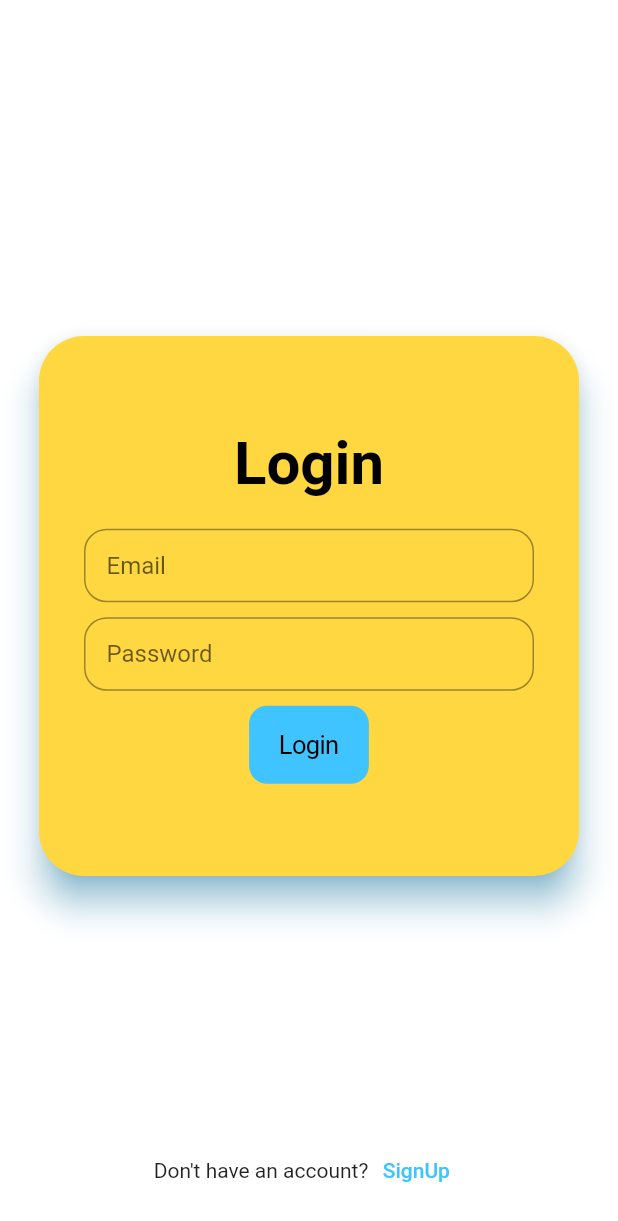
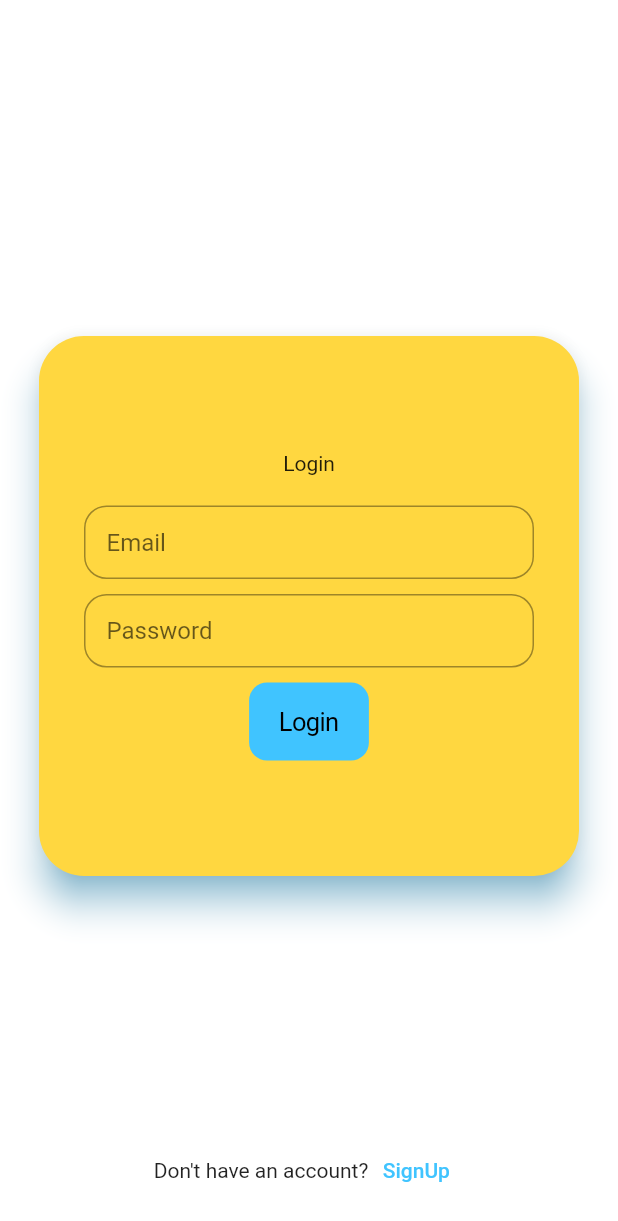
Before and after one commit to tnsmobilesolutions/tnsauthentication, a Flutter app: the screen it shows after launch, on a phone screen of 412 x 824 dp. Shown: the top 1221 px of the screen. Run offline on Flutter 3.47's test engine with Material 2 defaults, Android fonts, the phone set to English and light mode, and no system bars; our stand-ins replace pinput.

Commit message:
loginPageTextStyle

```diff
--- a/lib/EmailLogin/authenticationWidget.dart
+++ b/lib/EmailLogin/authenticationWidget.dart
@@ -12,8 +12,8 @@ typedef ModelParamCallback = Function(String? email, String? password,
     String? name, String? userId, String? mobile);
 
 class AuthenticationWidget extends StatelessWidget {
-  AuthenticationWidget(
-      {Key? key,
+  AuthenticationWidget({
+    Key? key,
     this.buttonColor,
     this.additionalWidget,
     this.image,
@@ -42,8 +42,9 @@ class AuthenticationWidget extends StatelessWidget {
     this.titleTextColor,
     this.loginButonTextColor,
     this.textFieldBorderColor,
-      this.textfieldHintColor})
-      : super(key: key);
+    this.textfieldHintColor,
+    this.loginPageTextStyle,
+  }) : super(key: key);
 
   //final VoidCallback? onTap;
   bool phoneAuthentication = false;
@@ -60,6 +61,7 @@ class AuthenticationWidget extends StatelessWidget {
   Color? loginButonTextColor;
   Color? textFieldBorderColor;
   Color? textfieldHintColor;
+  TextStyle? loginPageTextStyle;
   String? title;
   AssetImage? loginImage;
   ImageProvider<Object>? image;
@@ -72,6 +74,7 @@ class AuthenticationWidget extends StatelessWidget {
   String? emailFieldhintText;
   String? passwordFieldFieldhintText;
   String? loginButtonText;
+
   double? cardLeftPadding;
   double? cardRightPadding;
   double? cardElevation;
@@ -129,10 +132,11 @@ class AuthenticationWidget extends StatelessWidget {
                           children: [
                             Text(
                               title ?? 'Login',
-                              style: TextStyle(
-                                  fontSize: 40,
-                                  fontWeight: FontWeight.bold,
-                                  color: titleTextColor ?? Colors.black),
+                              style: loginPageTextStyle,
+                              // TextStyle(
+                              //     fontSize: 40,
+                              //     fontWeight: FontWeight.bold,
+                              //     color: titleTextColor ?? Colors.black),
                             ),
                             SizedBox(height: 20),
                             phoneAuthentication == true
```
Lines whose indentation alone changed are shown as unchanged.
